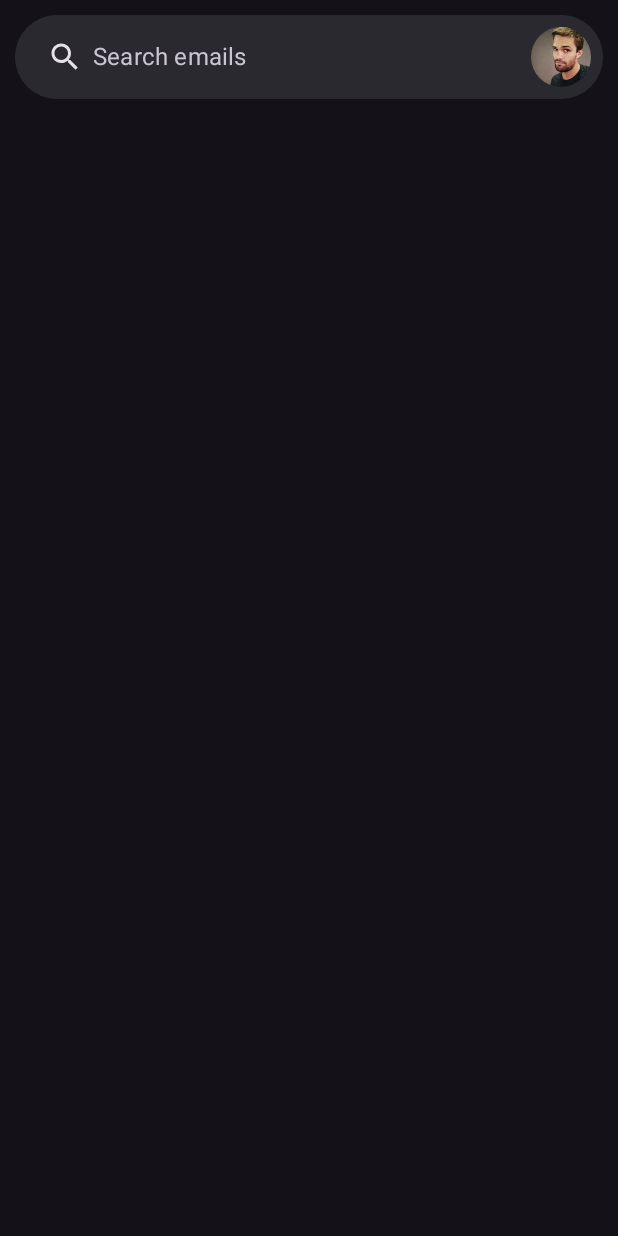
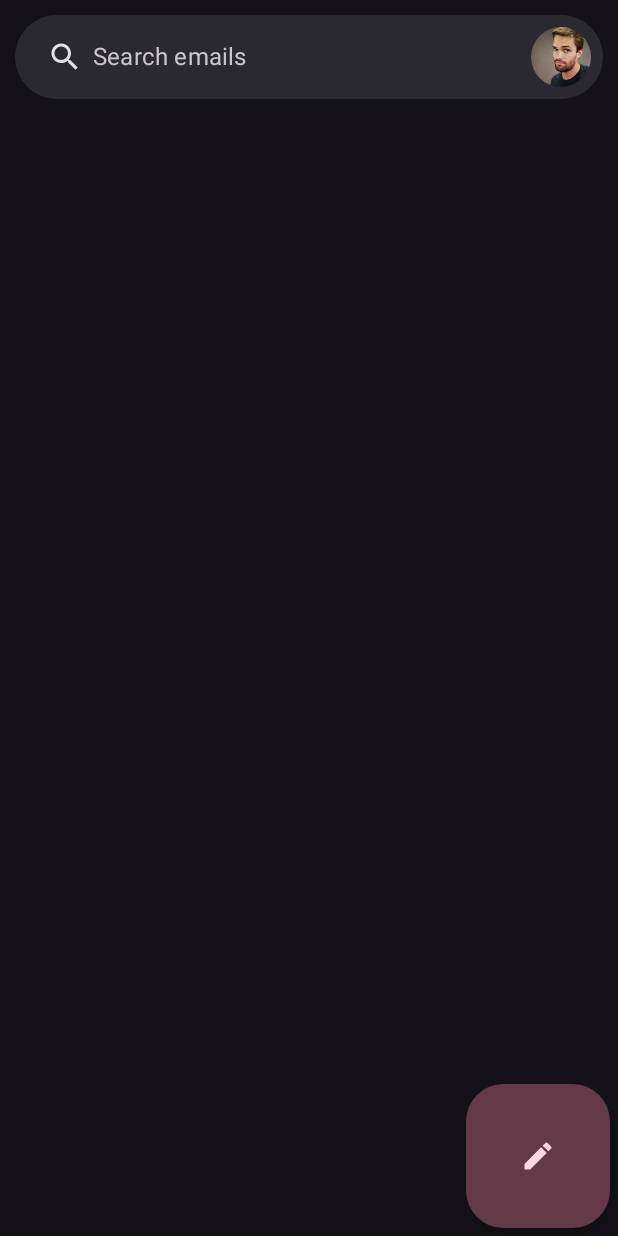
Before and after one commit to TWchenyuan/Reply, an Android app built with Jetpack Compose: the composable ReplyInboxScreen called with empty values, on a phone screen of 412 x 824 dp. Run offline under Robolectric (Android 15) with nearby library versions, the phone set to English and light mode, and no system bars; 4 statements that could not run were skipped.

Commit message:
add large floating action button

```diff
--- a/app/src/main/java/com/thoughtworks/training/reply/ui/ReplyListContent.kt
+++ b/app/src/main/java/com/thoughtworks/training/reply/ui/ReplyListContent.kt
@@ -1,7 +1,6 @@
 package com.thoughtworks.training.reply.ui
 
 import androidx.compose.foundation.layout.Box
-import androidx.compose.foundation.layout.Column
 import androidx.compose.foundation.layout.WindowInsets
 import androidx.compose.foundation.layout.fillMaxSize
 import androidx.compose.foundation.layout.fillMaxWidth
@@ -12,9 +11,21 @@ import androidx.compose.foundation.lazy.LazyColumn
 import androidx.compose.foundation.lazy.LazyListState
 import androidx.compose.foundation.lazy.items
 import androidx.compose.foundation.lazy.rememberLazyListState
+import androidx.compose.foundation.shape.CircleShape
+import androidx.compose.foundation.shape.RoundedCornerShape
+import androidx.compose.material.icons.Icons
+import androidx.compose.material.icons.filled.Edit
 import androidx.compose.material3.ExperimentalMaterial3Api
+import androidx.compose.material3.FloatingActionButton
+import androidx.compose.material3.FloatingActionButtonDefaults
+import androidx.compose.material3.Icon
+import androidx.compose.material3.LargeFloatingActionButton
+import androidx.compose.material3.MaterialTheme
+import androidx.compose.material3.Shapes
 import androidx.compose.runtime.Composable
+import androidx.compose.ui.Alignment
 import androidx.compose.ui.Modifier
+import androidx.compose.ui.graphics.Color
 import androidx.compose.ui.unit.dp
 import androidx.window.layout.DisplayFeature
 import com.thoughtworks.training.reply.data.Email
@@ -46,7 +57,17 @@ fun ReplyInboxScreen(
             closeDetailScreen = closeDetailScreen,
             navigateToDetail = navigateToDetail
         )
-
+        LargeFloatingActionButton(
+            onClick = { /*TODO*/ },
+            modifier = Modifier
+                .align(Alignment.BottomEnd)
+                .padding(bottom = 5.dp, end = 5.dp),
+            shape = RoundedCornerShape(25.dp),
+            containerColor = MaterialTheme.colorScheme.tertiaryContainer,
+            contentColor = MaterialTheme.colorScheme.onTertiaryContainer
+        ) {
+            Icon(imageVector = Icons.Default.Edit, contentDescription = "FAB")
+        }
     }
 }
 
```
